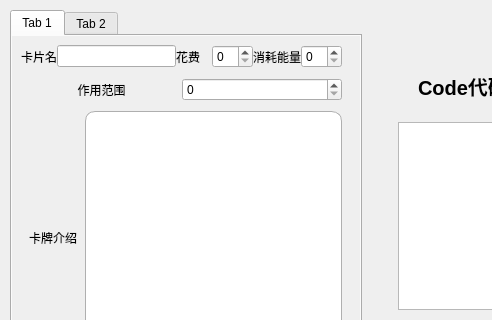
Qt form visualizationSrc/qtUI/cardDetailsModel.ui (NWYLZW/A-Language-IDE) before a commit; both pictures show x 0 to 492 and y 0 to 320 of the 1120 by 640 pixel window.
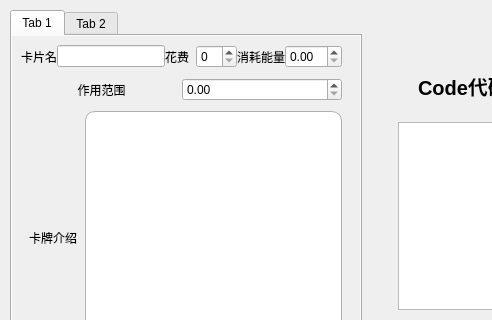
The same form after that commit.

Patch:
```diff
--- a/visualizationSrc/qtUI/cardDetailsModel.ui
+++ b/visualizationSrc/qtUI/cardDetailsModel.ui
@@ -171,7 +171,7 @@
                   </widget>
                  </item>
                  <item>
-                  <widget class="QSpinBox" name="CM_energyReq"/>
+                  <widget class="QDoubleSpinBox" name="CM_energyReq"/>
                  </item>
                 </layout>
                </item>
@@ -201,7 +201,7 @@
                   </widget>
                  </item>
                  <item>
-                  <widget class="QSpinBox" name="CM_range"/>
+                  <widget class="QDoubleSpinBox" name="CM_range"/>
                  </item>
                 </layout>
                </item>
```
